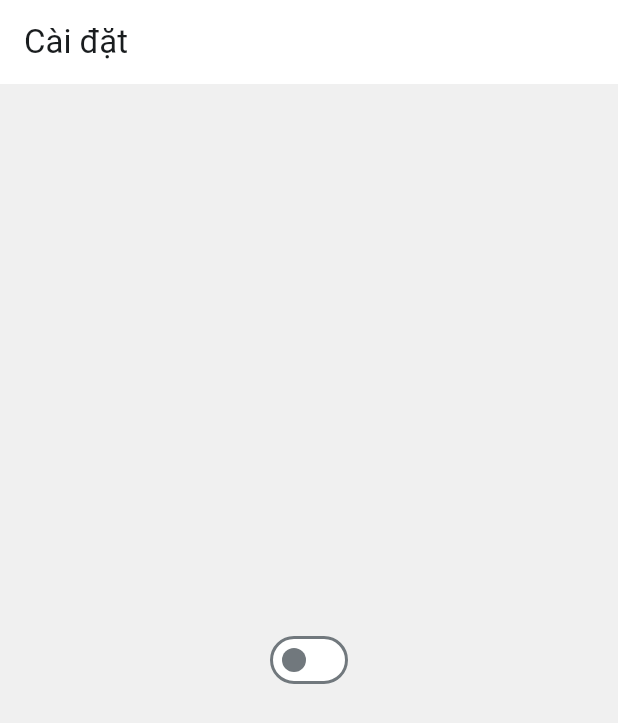
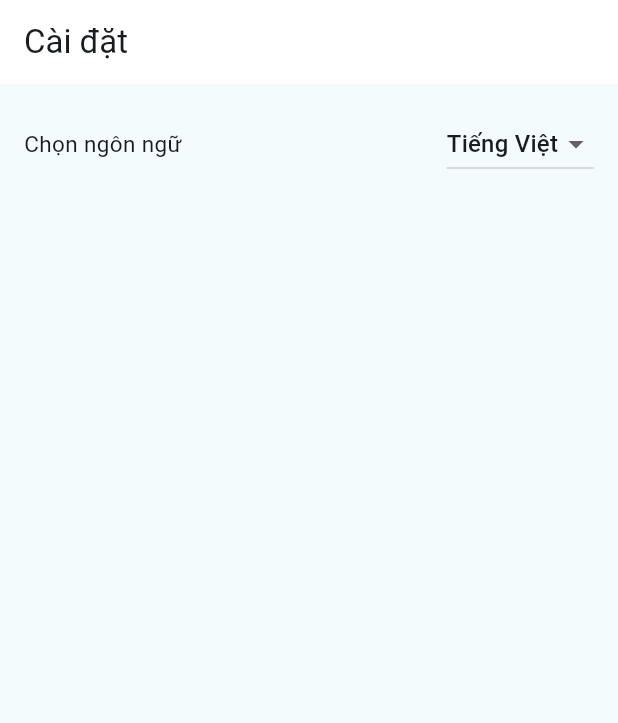
Before and after one commit to AshCraler/ipa-handbook, a Flutter app: the SettingScreen screen opened by its route, on a phone screen of 412 x 824 dp. Shown: the top 723 px of the screen. Run offline on Flutter 3.47's test engine with Material 2 defaults, Android fonts, the phone set to English and light mode, and no system bars; our stand-ins replace audioplayers, dio, get_it, go_router, logger, shared_preferences and 1 more; accounts and stored records are empty; generated files the repository leaves out were written again; network calls fail.

Commit message:
Update setting screen: added choose language dropdown

```diff
--- a/lib/l10n/app_en.arb
+++ b/lib/l10n/app_en.arb
@@ -1,6 +1,7 @@
 {
     "helloWorld": "Hello World!",
     "setting": "Setting",
+    "setting_choose_language": "Choose Language",
     "pronounce_instruction": "To make the /{sound}/ sound: \n",
 
 
--- a/lib/l10n/app_vi.arb
+++ b/lib/l10n/app_vi.arb
@@ -1,6 +1,7 @@
 {
     "helloWorld": "Xin chào thế giới!",
     "setting": "Cài đặt",
+    "setting_choose_language": "Chọn ngôn ngữ",
     "pronounce_instruction": "Để tạo âm /{sound}/: \n",
 
 
--- a/lib/ui/settings/setting_screen.dart
+++ b/lib/ui/settings/setting_screen.dart
@@ -1,4 +1,5 @@
 import 'package:flutter/material.dart';
+import 'package:ipa_handbook/theme/infinite_theme.dart';
 import '/providers/local_provider.dart';
 import '/l10n/infinite_localizations.dart';
 import 'package:provider/provider.dart';
@@ -9,21 +10,45 @@ class SettingScreen extends StatelessWidget {
   @override
   Widget build(BuildContext context) {
     return Scaffold(
+      backgroundColor: context.surface1,
       appBar: AppBar(
         title: Text(context.localizations.setting),
       ),
-      body: Center(child: Consumer<LocaleProvider>(
-        builder: (context, provider, child) {
-          final String langCode = provider.languageCode;
-          return Switch(
-            value: langCode == 'en',
-            onChanged: (value) {
-              Provider.of<LocaleProvider>(context, listen: false)
-                  .setLanguageCode(langCode == 'en' ? 'vi' : 'en');
-            },
-          );
-        },
-      )),
+      body: ListView(
+        padding: InfinitePadding.all,
+        children: [
+          Row(
+            mainAxisAlignment: MainAxisAlignment.spaceBetween,
+            children: [
+              Text(context.localizations.setting_choose_language),
+              Consumer<LocaleProvider>(
+                builder: (context, provider, child) {
+                  return DropdownButton<Locale>(
+                    value: InfiniteLocalizations.findLocale(provider.languageCode),
+                    items: InfiniteLocalizations.supportedLocales
+                        .map((locale) => DropdownMenuItem<Locale>(
+                              value: locale,
+                              child:
+                                  Text(InfiniteLocalizations.getLanguageName(locale.languageCode)),
+                            ))
+                        .toList(),
+                    onChanged: (Locale? value) {
+                      provider.setLanguageCode(value!.languageCode);
+                    },
+                  );
+                  // return Switch(
+                  //   value: langCode == 'en',
+                  //   onChanged: (value) {
+                  //     Provider.of<LocaleProvider>(context, listen: false)
+                  //         .setLanguageCode(langCode == 'en' ? 'vi' : 'en');
+                  //   },
+                  // );
+                },
+              ),
+            ],
+          ),
+        ],
+      ),
     );
   }
 }
```
Also changed, not shown: lib/l10n/infinite_localizations.dart (+2 -6 lines).
